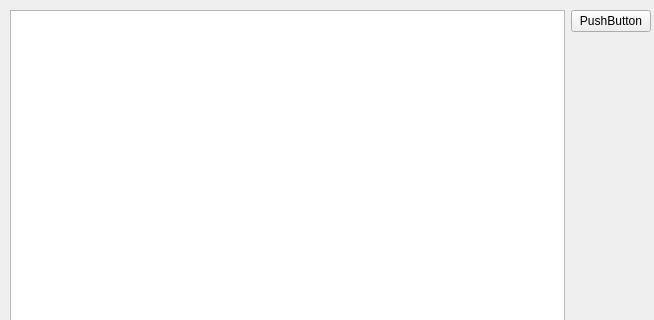
Old version of the form ui/gui/manager.ui in the repository TUB-Control/PaPI; both pictures show x 0 to 654 and y 0 to 320 of the 654 by 467 pixel window.
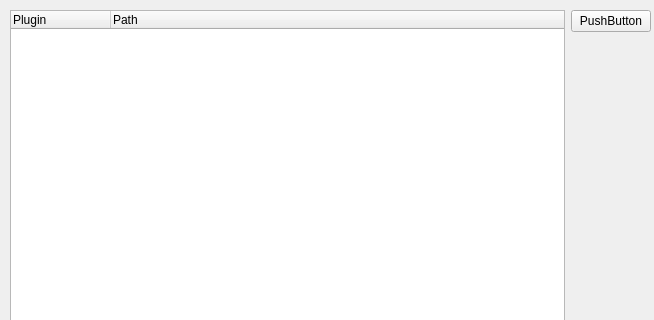
New version of the form.

The edit to the form file:
```diff
--- a/ui/gui/manager.ui
+++ b/ui/gui/manager.ui
@@ -25,7 +25,18 @@
     </property>
     <layout class="QHBoxLayout" name="horizontalLayout">
      <item>
-      <widget class="QListWidget" name="listPlugin"/>
+      <widget class="QTreeWidget" name="listPlugin">
+       <column>
+        <property name="text">
+         <string>Plugin</string>
+        </property>
+       </column>
+       <column>
+        <property name="text">
+         <string>Path</string>
+        </property>
+       </column>
+      </widget>
      </item>
      <item>
       <layout class="QFormLayout" name="formLayout">
```
